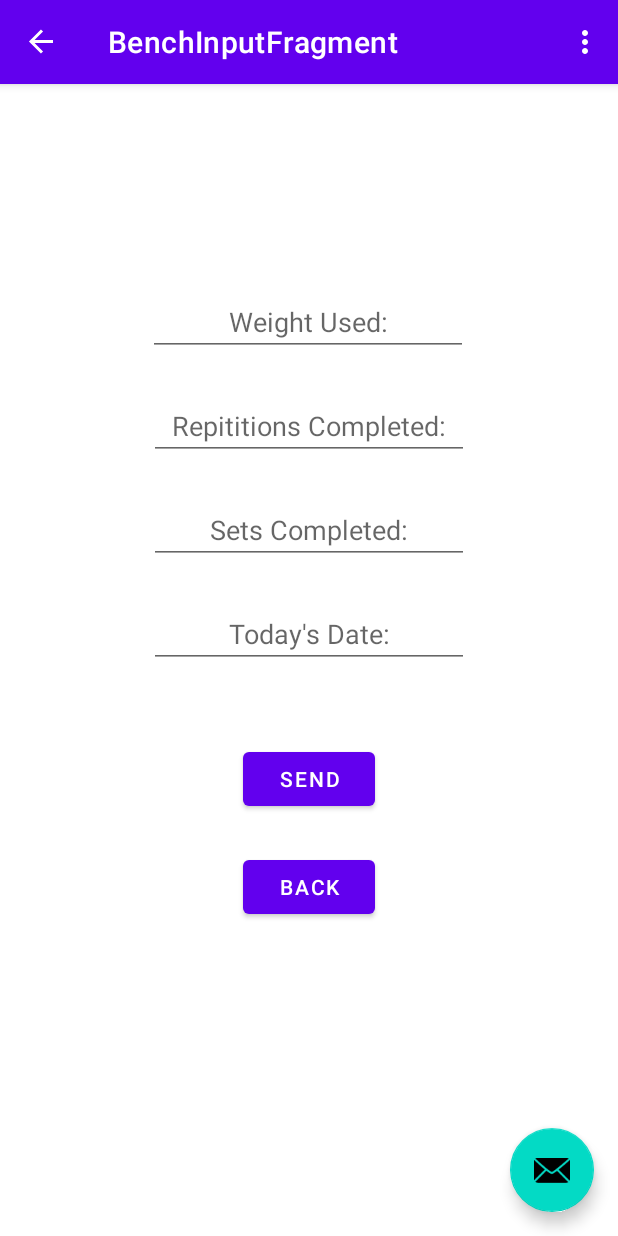
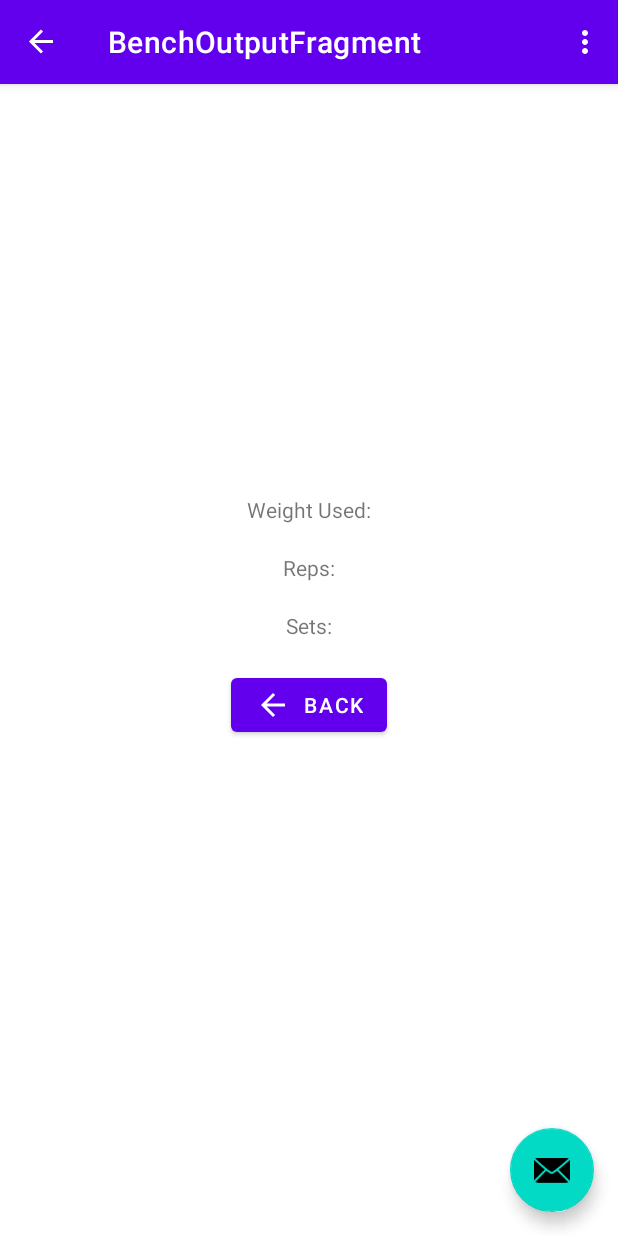
Before and after one commit to wrimicha/WorkoutPal, an Android app: the BenchInputFragment screen opened through its navigation route, after a tap on "SEND", on a phone screen of 412 x 824 dp. Run offline under Robolectric (Android 15) with nearby library versions, the phone set to English and light mode, and no system bars; our stand-ins replace Room's generated code, data binding, navigation-ui; 3 statements that could not run were skipped.

Commit message:
Added BenchOutputFragment, added databinding to BenchOutputFragment.

```diff
--- a/app/src/main/java/sheridan/wrimicha/final_project/benchpress/ui/entry/BenchInputFragment.kt
+++ b/app/src/main/java/sheridan/wrimicha/final_project/benchpress/ui/entry/BenchInputFragment.kt
@@ -46,6 +46,7 @@ class BenchInputFragment : Fragment() {
         //var date = parseDouble(binding.weightUsed.toString())
 
         viewModel.addData(BenchData(weight, reps, sets))
+        findNavController().navigate(R.id.action_benchInputFragment_to_benchOutputFragment)
     }
      //   binding.lifecycleOwner = viewLifecycleOwner
       //  binding.viewModel = viewModel
--- /dev/null
+++ b/app/src/main/java/sheridan/wrimicha/final_project/benchpress/ui/entry/BenchOutputFragment.kt
@@ -0,0 +1,39 @@
+package sheridan.wrimicha.final_project.benchpress.ui.entry
+
+import android.os.Bundle
+import androidx.fragment.app.Fragment
+import android.view.LayoutInflater
+import android.view.View
+import android.view.ViewGroup
+import androidx.fragment.app.activityViewModels
+import androidx.navigation.fragment.findNavController
+import sheridan.wrimicha.final_project.R
+import sheridan.wrimicha.final_project.databinding.FragmentBenchOutputBinding
+
+class BenchOutputFragment : Fragment() {
+    private lateinit var binding: FragmentBenchOutputBinding
+    private val viewModel : BenchViewModel by activityViewModels()
+
+    override fun onCreate(savedInstanceState: Bundle?) {
+        super.onCreate(savedInstanceState)
+
+    }
+
+    override fun onCreateView(
+        inflater: LayoutInflater, container: ViewGroup?,
+        savedInstanceState: Bundle?
+    ): View? {
+        binding = FragmentBenchOutputBinding.inflate(inflater, container, false)
+        binding.lifecycleOwner = viewLifecycleOwner
+        binding.viewModel = viewModel
+
+        binding.backOut.setOnClickListener {
+            findNavController().navigate(R.id.action_benchOutputFragment_to_launchFragment)
+
+        }
+
+        // Inflate the layout for this fragment
+        return binding.root
+    }
+
+}
--- /dev/null
+++ b/app/src/main/res/layout/fragment_bench_output.xml
@@ -0,0 +1,61 @@
+<?xml version="1.0" encoding="utf-8"?>
+<layout xmlns:android="http://schemas.android.com/apk/res/android"
+    xmlns:app="http://schemas.android.com/apk/res-auto"
+    xmlns:tools="http://schemas.android.com/tools">
+
+    <data>
+        <variable
+            name="viewModel"
+            type="sheridan.wrimicha.final_project.benchpress.ui.entry.BenchViewModel" />
+    </data>
+    <LinearLayout
+        android:layout_width="match_parent"
+        android:layout_height="match_parent"
+        android:gravity="center"
+        android:orientation="vertical"
+        tools:context=".JogOutputFragment">
+
+        <TextView
+            android:id="@+id/textView10"
+            android:layout_width="wrap_content"
+            android:layout_height="wrap_content"
+            android:text="Weight Used:" />
+
+        <TextView
+            android:id="@+id/textView2"
+            android:layout_width="wrap_content"
+            android:layout_height="wrap_content"
+            android:text="@{viewModel.BenchData.weight}" />
+
+        <TextView
+            android:id="@+id/textView9"
+            android:layout_width="wrap_content"
+            android:layout_height="wrap_content"
+            android:text="Reps:" />
+
+        <TextView
+            android:id="@+id/textView11"
+            android:layout_width="wrap_content"
+            android:layout_height="wrap_content"
+            android:text="@{viewModel.BenchData.reps}" />
+
+        <TextView
+            android:id="@+id/textView6"
+            android:layout_width="wrap_content"
+            android:layout_height="wrap_content"
+            android:text="Sets:" />
+
+        <TextView
+            android:id="@+id/textView7"
+            android:layout_width="wrap_content"
+            android:layout_height="wrap_content"
+            android:text="@{viewModel.BenchData.sets}" />
+
+        <Button
+            android:id="@+id/backOut"
+            android:layout_width="wrap_content"
+            android:layout_height="wrap_content"
+            android:text="Back"
+            app:icon="@drawable/abc_vector_test" />
+    </LinearLayout>
+</layout>
--- a/app/src/main/res/navigation/nav_graph.xml
+++ b/app/src/main/res/navigation/nav_graph.xml
@@ -54,5 +54,16 @@
         <action
             android:id="@+id/action_benchInputFragment_to_launchFragment"
             app:destination="@id/launchFragment" />
+        <action
+            android:id="@+id/action_benchInputFragment_to_benchOutputFragment"
+            app:destination="@id/benchOutputFragment" />
     </fragment><action android:id="@+id/action_global_benchListFragment" app:destination="@id/benchListFragment"/>
+    <fragment
+        android:id="@+id/benchOutputFragment"
+        android:name="sheridan.wrimicha.final_project.benchpress.ui.entry.BenchOutputFragment"
+        android:label="BenchOutputFragment" >
+        <action
+            android:id="@+id/action_benchOutputFragment_to_launchFragment"
+            app:destination="@id/launchFragment" />
+    </fragment>
 </navigation>
```
